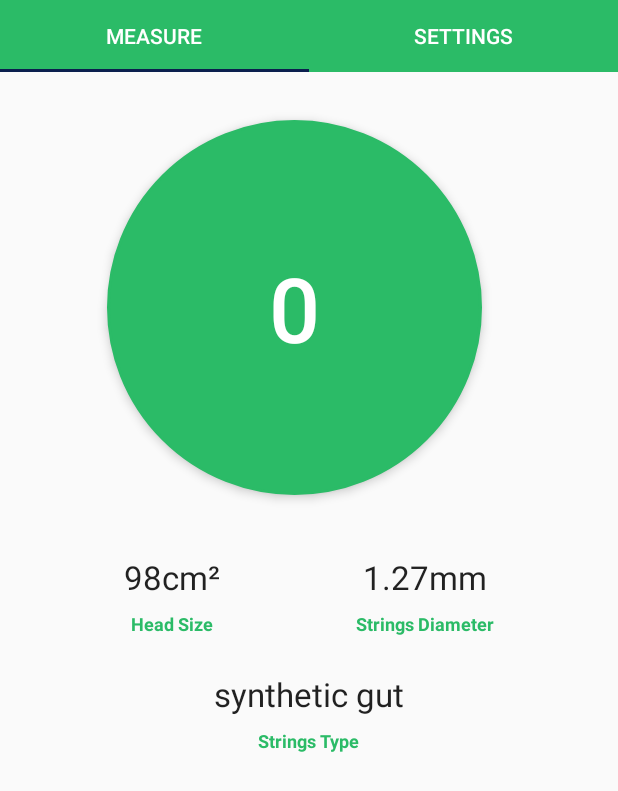
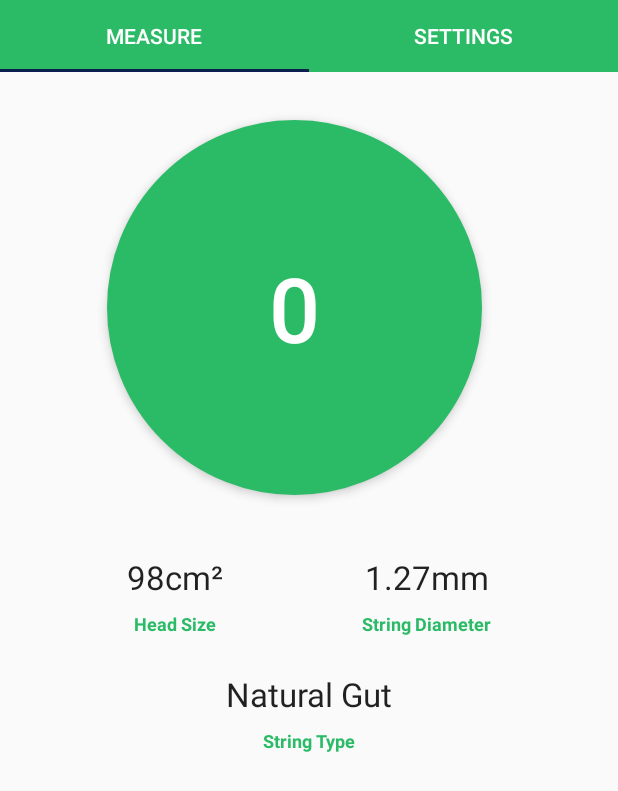
Before and after one commit to 1kd0k0v/racquetstringer, an Android app: the screen it shows after launch (MainActivity), on a phone screen of 412 x 824 dp. Shown: the top 791 px of the screen. Run offline under Robolectric (Android 15) with nearby library versions, the phone set to English and light mode, and no system bars; our stand-ins replace androidx.preference; 10 statements that could not run were skipped.

Commit message:
Add string types.

```diff
--- a/app/build.gradle
+++ b/app/build.gradle
@@ -10,7 +10,7 @@ android {
         applicationId "com.racquetbuddy"
         minSdkVersion 21
         targetSdkVersion 28
-        versionCode 5
+        versionCode 6
         versionName "1.0"
         testInstrumentationRunner "android.support.test.runner.AndroidJUnitRunner"
     }
--- a/app/src/main/java/com/racquetbuddy/ui/MainFragment.kt
+++ b/app/src/main/java/com/racquetbuddy/ui/MainFragment.kt
@@ -24,6 +24,7 @@ import android.text.SpannableString
 import android.text.style.RelativeSizeSpan
 import android.util.Log
 import com.racquetbuddy.businesslogic.Racquet
+import com.racquetbuddy.ui.dialog.StringTypeDialogFragment
 
 
 class MainFragment : Fragment(), OnRefreshViewsListener {
@@ -31,6 +32,7 @@ class MainFragment : Fragment(), OnRefreshViewsListener {
     val RECORD_AUDIO_CODE = 0
     val HEAD_SIZE_DIALOG_TAG = "HEAD_SIZE_DIALOG_TAG"
     val STRINGS_DIAMETER_DIALOG_TAG = "STRINGS_DIAMETER_DIALOG_TAG"
+    val STRING_TYPE_DIALOG_TAG = "STRING_TYPE_DIALOG_TAG"
 
     lateinit var samplingLoop: SamplingLoop
 
@@ -103,6 +105,12 @@ class MainFragment : Fragment(), OnRefreshViewsListener {
         displayTension(currentHz)
         refreshHeadSizeView()
         refreshStringDiameterView()
+        refreshStringType()
+    }
+
+    private fun refreshStringType() {
+        val types = resources.getStringArray(R.array.string_types)
+        stringTypeValue.text = types[SharedPrefsUtils.getStringType(activity!!)]
     }
 
     private fun refreshStringDiameterView() {
@@ -131,8 +139,15 @@ class MainFragment : Fragment(), OnRefreshViewsListener {
             dialog.show(fragmentManager, STRINGS_DIAMETER_DIALOG_TAG)
         }
 
+        stringTypeLayout.setOnClickListener {
+            val dialog = StringTypeDialogFragment()
+            dialog.setTargetFragment(this, 0)
+            dialog.show(fragmentManager, STRING_TYPE_DIALOG_TAG)
+        }
+
         refreshHeadSizeView()
         refreshStringDiameterView()
+        refreshStringType()
     }
 
     private fun refreshHeadSizeView() {
--- a/app/src/main/java/com/racquetbuddy/ui/dialog/StringDiameterDialogFragment.kt
+++ b/app/src/main/java/com/racquetbuddy/ui/dialog/StringDiameterDialogFragment.kt
@@ -30,7 +30,7 @@ class StringDiameterDialogFragment : DialogFragment() {
         unitsTextView?.text = getString(R.string.mm)
 
         return AlertDialog.Builder(activity!!)
-                .setView(root).setMessage(R.string.strings_diameter_dialog_title)
+                .setView(root).setMessage(R.string.string_diameter_dialog_title)
                 .setPositiveButton(R.string.ok
                 ) { _, _ ->
                     SharedPrefsUtils.setStringsDiameter(activity!!, stringsDiameterInputFieldDialog?.text.toString().toDouble())
--- a/app/src/main/java/com/racquetbuddy/utils/SharedPrefsUtils.kt
+++ b/app/src/main/java/com/racquetbuddy/utils/SharedPrefsUtils.kt
@@ -3,6 +3,7 @@ package com.racquetbuddy.utils
 import android.content.Context
 import android.content.SharedPreferences
 import com.racquetbuddy.businesslogic.DefaultRacquetValues
+import com.racquetbuddy.racquetstringer.R
 
 /**
  * Created by musashiwarrior on 14-Oct-18.
@@ -15,6 +16,7 @@ object SharedPrefsUtils {
     private const val KEY_SET_FIRST_RUN = "KEY_SET_FIRST_RUN"
     private const val KEY_STRINGS_DIAMETER = "KEY_STRINGS_DIAMETER"
     private const val KEY_HEAD_SIZE = "KEY_HEAD_SIZE"
+    private const val KEY_STRING_TYPE = "KEY_STRING_TYPE"
 
     private fun getEditor(context: Context) : SharedPreferences.Editor{
         return getSharedPreferences(context).edit()
@@ -63,4 +65,12 @@ object SharedPrefsUtils {
     fun setStringsDiameter(context: Context, stringsDiameter: Double) {
         getEditor(context).putFloat(KEY_STRINGS_DIAMETER, stringsDiameter.toFloat()).apply()
     }
+
+    fun setStringType(context: Context, type: Int) {
+        getEditor(context).putInt(KEY_STRING_TYPE, type).apply()
+    }
+
+    fun getStringType(context: Context): Int {
+        return getSharedPreferences(context).getInt(KEY_STRING_TYPE, 0)
+    }
 }
--- a/app/src/main/res/layout/fragment_main.xml
+++ b/app/src/main/res/layout/fragment_main.xml
@@ -28,7 +28,7 @@
             android:layout_marginTop="8dp"
             android:layout_marginEnd="8dp"
             android:layout_marginBottom="8dp"
-            android:text="@string/strings_type"
+            android:text="@string/string_type"
             android:textColor="@color/light_green_circle"
             android:textSize="@dimen/main_screen_small_text"
             android:textStyle="bold"
@@ -84,7 +84,7 @@
             android:layout_marginTop="8dp"
             android:layout_marginEnd="8dp"
             android:layout_marginBottom="8dp"
-            android:text="@string/strings_diameter"
+            android:text="@string/string_diameter"
             android:textColor="@color/light_green_circle"
             android:textSize="@dimen/main_screen_small_text"
             android:textStyle="bold"
--- a/app/src/main/res/layout/input_strings_diameter_layout.xml
+++ b/app/src/main/res/layout/input_strings_diameter_layout.xml
@@ -12,7 +12,7 @@
         android:layout_marginStart="8dp"
         android:layout_marginTop="8dp"
         android:ems="10"
-        android:hint="@string/strings_diameter"
+        android:hint="@string/string_diameter"
         android:inputType="number"
         app:layout_constraintEnd_toStartOf="@+id/unitsTextView"
         app:layout_constraintHorizontal_bias="0.5"
--- a/app/src/main/res/values/arrays.xml
+++ b/app/src/main/res/values/arrays.xml
@@ -106,6 +106,9 @@
         <item>1002</item>
     </string-array>
     <string name="audio_source_id_default" translatable="false">6</string>
+    <string name="natural_gut">Natural Gut</string>
+    <string name="polyester">Polyester</string>
+    <string name="kevlar">Kevlar</string>
     <string-array name="sample_rates" translatable="false">
         <item>@string/sample_rates_name</item>
         <item>8000::8000</item>
@@ -140,5 +143,11 @@
         <item>@string/inch</item>
         <item>@string/cm</item>
     </string-array>
+    <string-array name="string_types">
+        <item>@string/natural_gut</item>
+        <item>@string/polyester</item>
+        <item>@string/synthetic_gut</item>
+        <item>@string/kevlar</item>
+    </string-array>
 
 </resources>
--- a/app/src/main/res/values/strings.xml
+++ b/app/src/main/res/values/strings.xml
@@ -14,14 +14,14 @@
     <string name="play">Play</string>
     <string name="cancel">Cancel</string>
     <string name="save">Save</string>
-    <string name="strings_diameter_2_lines">Strings\nDiameter</string>
-    <string name="strings_type_2_lines">Strings\nType</string>
+    <string name="string_diameter_2_lines">String\nDiameter</string>
+    <string name="string_type_2_lines">String\nType</string>
     <string name="diameter">Diameter</string>
     <string name="type">Type</string>
     <string name="help">Help</string>
     <string name="pref_title_head_size">Head Size</string>
-    <string name="pref_title_string_diameter">Strings Diameter</string>
-    <string name="pref_title_string_type">Strings Type</string>
+    <string name="pref_title_string_diameter">String Diameter</string>
+    <string name="pref_title_string_type">String Type</string>
     <string name="about">About</string>
     <string name="pref_title_instructions">Instructions</string>
     <string name="pref_title_video_instructions">Video</string>
@@ -33,20 +33,21 @@
     <string name="units">Units</string>
     <string name="square_inch">in\u00B2</string>
     <string name="square_cm">cm\u00B2</string>
-    <string name="strings_diameter">Strings Diameter</string>
+    <string name="string_diameter">String Diameter</string>
     <string name="inch">in</string>
     <string name="cm">cm</string>
     <string name="mm">mm</string>
-    <string name="synthetic_gut">synthetic gut</string>
-    <string name="strings_type">Strings Type</string>
+    <string name="synthetic_gut">Synthetic Gut</string>
+    <string name="string_type">String Type</string>
     <string name="pref_units">Units</string>
     <string name="imperial">Imperial</string>
     <string name="metric">Metric</string>
     <string name="ok">OK</string>
     <string name="choose_units_of_measurement">Select Units</string>
-    <string name="strings_diameter_dialog_title">Enter strings diameter.</string>
+    <string name="string_diameter_dialog_title">Enter string diameter.</string>
     <string name="own_calibration">Own Calibration</string>
     <string name="calibration">Calibration</string>
     <string name="listening">Listening</string>
     <string name="pref_tension_units">Tension Units</string>
+    <string name="dialog_title_string_type">Enter string type.</string>
 </resources>
```
Also changed, not shown: app/src/main/java/com/racquetbuddy/ui/dialog/StringTypeDialogFragment.kt (+29 -16 lines), app/src/main/res/layout/input_string_type_layout.xml (added, +18 -0 lines).
